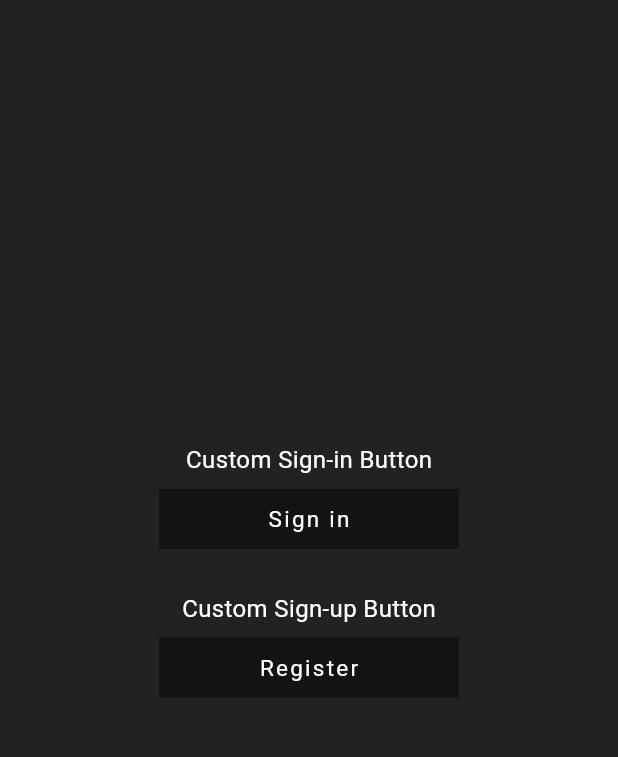
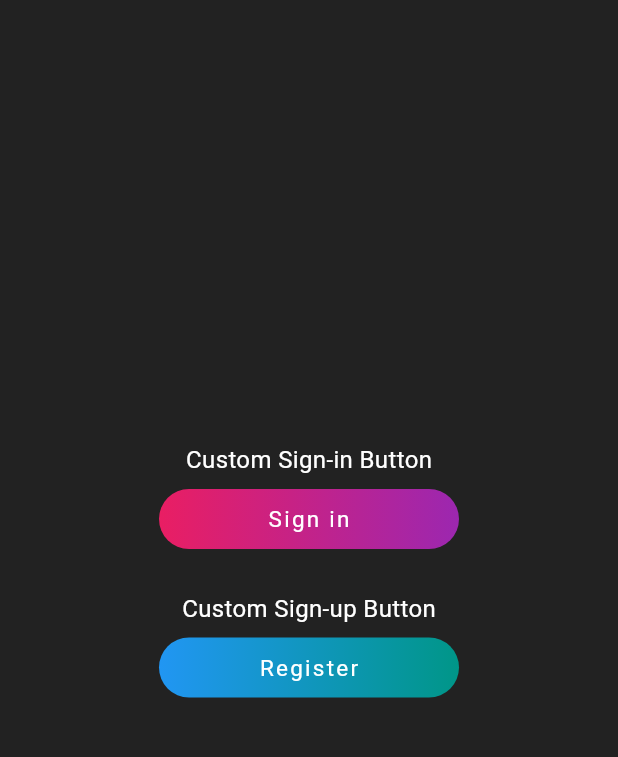
Before and after one commit to abdullah-works/DECODE-assignment-03, a Flutter app: the screen it shows after launch, on a phone screen of 412 x 824 dp, the part 84-841 px from its top. Run offline on Flutter 3.47's test engine with Material 3 defaults, Android fonts, the phone set to English and light mode, and no system bars.

Commit message:
extra customization
Used Linear Gradient for Gradient effect in background which may be requirement for extra customization.

```diff
--- a/lib/screens/first_screen.dart
+++ b/lib/screens/first_screen.dart
@@ -28,6 +28,7 @@ class FirstScreen extends StatelessWidget {
               onClick: () {
                 print('Sign in Button Clicked!');
               },
+              colorsList: const [Colors.pink, Colors.purple],
               text: 'Sign in',
             ),
             const SizedBox(height: 20),
@@ -42,6 +43,7 @@ class FirstScreen extends StatelessWidget {
               onClick: () {
                 print('Register Button Clicked!');
               },
+              colorsList: const [Colors.blue, Colors.teal],
               text: 'Register',
             ),
           ],
--- a/lib/widgets/custom_button.dart
+++ b/lib/widgets/custom_button.dart
@@ -5,21 +5,26 @@ class CustomButton extends StatelessWidget {
     super.key,
     required this.text,
     required this.onClick,
+    required this.colorsList,
   });
 
   final String text;
   final void Function() onClick;
+  final List<Color> colorsList;
 
   @override
   Widget build(BuildContext context) {
     return GestureDetector(
       onTap: onClick,
       child: Container(
-        color: Colors.black45,
         margin: const EdgeInsets.all(8),
         alignment: Alignment.center,
         width: 200,
         height: 40,
+        decoration: BoxDecoration(
+          gradient: LinearGradient(colors: colorsList),
+          borderRadius: BorderRadius.circular(20),
+        ),
         child: Text(
           text,
           style: const TextStyle(
```
